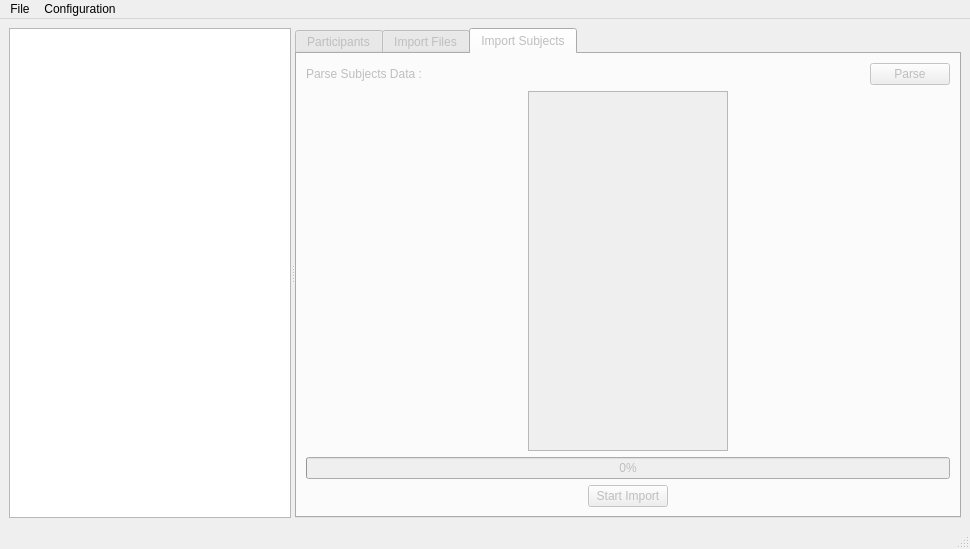
Qt form bidsificator/forms/MainWindow.ui (HIP-infrastructure/Bidsificator) before a commit.
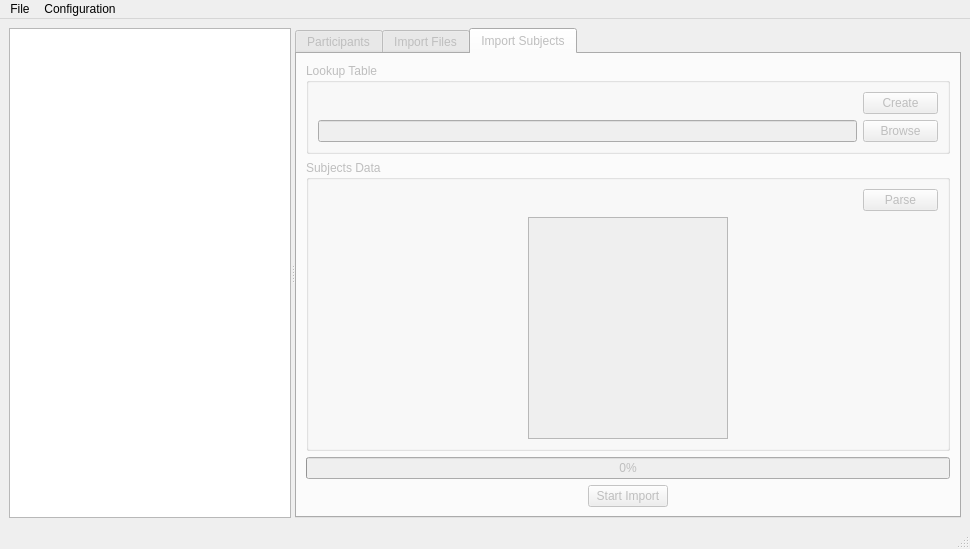
The same form after that commit. The open tabs and pages were chosen to show the change. Custom widgets are drawn as their Qt base class.

Commit message: Add Look up table to allow renaming several patients when importing multiple subjects

```diff
--- a/bidsificator/forms/MainWindow.ui
+++ b/bidsificator/forms/MainWindow.ui
@@ -659,14 +659,84 @@
         </attribute>
         <layout class="QGridLayout" name="gridLayout_3">
          <item row="0" column="0">
+          <widget class="QGroupBox" name="groupBox">
+           <property name="title">
+            <string>Lookup Table</string>
+           </property>
+           <layout class="QVBoxLayout" name="verticalLayout_2">
+            <item>
+             <layout class="QHBoxLayout" name="horizontalLayout_6">
+              <item>
+               <spacer name="horizontalSpacer_14">
+                <property name="orientation">
+                 <enum>Qt::Orientation::Horizontal</enum>
+                </property>
+                <property name="sizeHint" stdset="0">
+                 <size>
+                  <width>40</width>
+                  <height>20</height>
+                 </size>
+                </property>
+               </spacer>
+              </item>
+              <item>
+               <widget class="QPushButton" name="CreateLutPushButton">
+                <property name="minimumSize">
+                 <size>
+                  <width>75</width>
+                  <height>0</height>
+                 </size>
+                </property>
+                <property name="maximumSize">
+                 <size>
+                  <width>75</width>
+                  <height>16777215</height>
+                 </size>
+                </property>
+                <property name="text">
+                 <string>Create</string>
+                </property>
+               </widget>
+              </item>
+             </layout>
+            </item>
+            <item>
+             <layout class="QHBoxLayout" name="horizontalLayout_4">
+              <item>
+               <widget class="QLineEdit" name="lineEdit"/>
+              </item>
+              <item>
+               <widget class="QPushButton" name="BrowseLutPushButton">
+                <property name="minimumSize">
+                 <size>
+                  <width>75</width>
+                  <height>0</height>
+                 </size>
+                </property>
+                <property name="maximumSize">
+                 <size>
+                  <width>75</width>
+                  <height>16777215</height>
+                 </size>
+                </property>
+                <property name="text">
+                 <string>Browse</string>
+                </property>
+               </widget>
+              </item>
+             </layout>
+            </item>
+           </layout>
+          </widget>
+         </item>
+         <item row="1" column="0">
+          <widget class="QGroupBox" name="groupBox_2">
+           <property name="title">
+            <string>Subjects Data</string>
+           </property>
+           <layout class="QVBoxLayout" name="verticalLayout_3">
+            <item>
           <layout class="QHBoxLayout" name="horizontalLayout_3">
-           <item>
-            <widget class="QLabel" name="IS_ParseLabel">
-             <property name="text">
-              <string>Parse Subjects Data : </string>
-             </property>
-            </widget>
-           </item>
            <item>
             <spacer name="horizontalSpacer_13">
              <property name="orientation">
@@ -682,6 +752,18 @@
            </item>
            <item>
             <widget class="QPushButton" name="IS_ParsePushButton">
+                <property name="minimumSize">
+                 <size>
+                  <width>75</width>
+                  <height>0</height>
+                 </size>
+                </property>
+                <property name="maximumSize">
+                 <size>
+                  <width>75</width>
+                  <height>16777215</height>
+                 </size>
+                </property>
              <property name="text">
               <string>Parse</string>
              </property>
@@ -689,9 +771,11 @@
            </item>
           </layout>
          </item>
-         <item row="1" column="0">
+            <item>
           <layout class="QHBoxLayout" name="horizontalLayout_2">
            <item>
+               <layout class="QHBoxLayout" name="IS_FileEditorLayout">
+                <item>
             <widget class="QListWidget" name="IS_SubjectListWidget">
              <property name="minimumSize">
               <size>
@@ -710,10 +794,12 @@
              </property>
             </widget>
            </item>
-           <item>
-            <layout class="QHBoxLayout" name="IS_FileEditorLayout"/>
-           </item>
-          </layout>
+               </layout>
+              </item>
+             </layout>
+            </item>
+           </layout>
+          </widget>
          </item>
          <item row="2" column="0">
           <widget class="QProgressBar" name="IS_progressBar">
```
Lines whose indentation alone changed are shown as unchanged. The commit also changes 6 other files.
